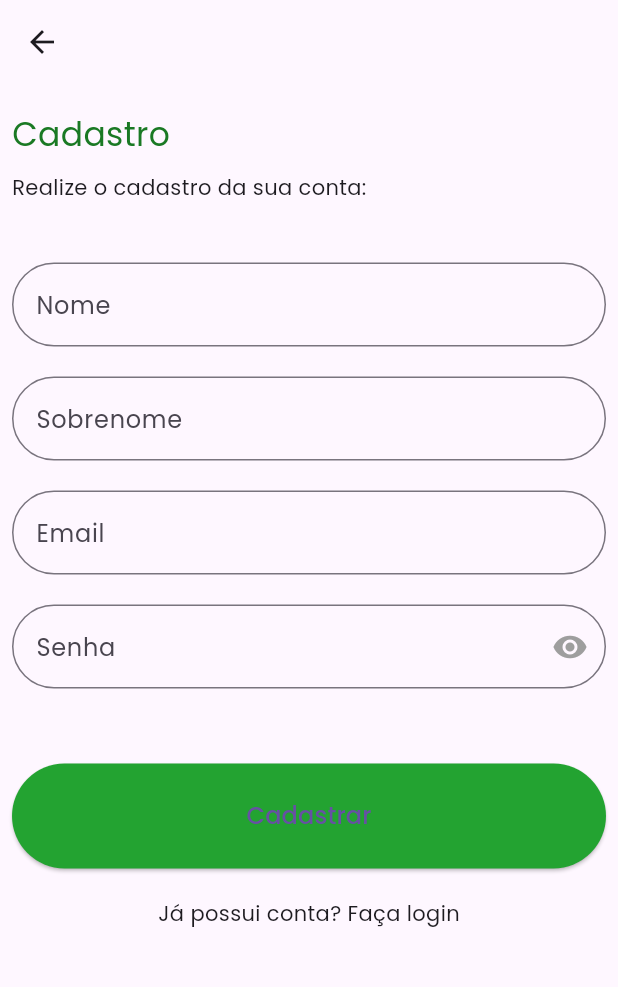
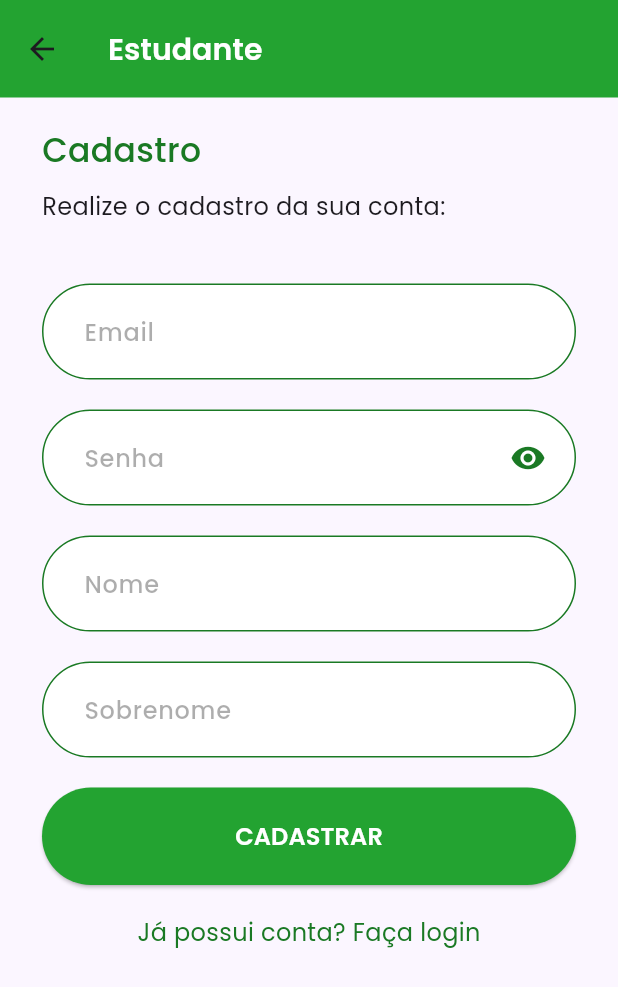
Before and after one commit to talessoares/estagiou, a Flutter app: the RegisterStudent screen opened directly, on a phone screen of 412 x 824 dp. Shown: the top 987 px of the screen. Run offline on Flutter 3.47's test engine with Material 3 defaults, Android fonts, the light colour scheme and no system bars; our stand-ins replace google_sign_in.

Commit message:
feat: :art: Corrigida a tela de cadastro, trocado o logo na tela principal e ajustes gerais de design

```diff
--- a/front/lib/auth/view/register_student.dart
+++ b/front/lib/auth/view/register_student.dart
@@ -1,3 +1,4 @@
+import 'package:estagio_u/auth/view/auth_student.dart';
 import 'package:flutter/material.dart';
 import 'package:google_sign_in/google_sign_in.dart';
 
@@ -37,19 +38,38 @@ class _RegisterStudentState extends State<RegisterStudent> {
   @override
   Widget build(BuildContext context) {
     return Scaffold(
-      appBar: AppBar(),
+      appBar: AppBar(
+        leading: BackButton(
+            onPressed: () => Navigator.push(
+                  context,
+                  MaterialPageRoute(builder: (context) => const AuthStudent()),
+                )),
+        toolbarHeight: 65,
+        title: const Text(
+          'Estudante',
+          style: TextStyle(
+            fontFamily: 'Poppins',
+            fontSize: 20,
+            color: Colors.white,
+            fontWeight: FontWeight.w600,
+          ),
+        ),
+        backgroundColor: const Color(0xFF23A331),
+      ),
       body: Container(
-        padding: const EdgeInsets.all(8),
+        padding: const EdgeInsets.fromLTRB(28, 10, 28, 0),
+        color: const Color(0xFFFBF6FF),
         child: Column(
           children: [
             const SizedBox(height: 10),
-            Align(
+            const Align(
               alignment: Alignment.centerLeft,
               child: Text(
                 'Cadastro',
                 style: TextStyle(
                   fontSize: 22,
                   color: Color(0xFF1A7924),
+                  fontWeight: FontWeight.w500,
                 ),
               ),
             ),
@@ -60,8 +80,8 @@ class _RegisterStudentState extends State<RegisterStudent> {
                 'Realize o cadastro da sua conta:',
                 style: Theme.of(context)
                     .textTheme
-                    .bodyMedium!
-                    .copyWith(fontSize: 14),
+                    .bodyText2!
+                    .copyWith(fontSize: 16),
               ),
             ),
             const SizedBox(height: 40),
@@ -71,44 +91,31 @@ class _RegisterStudentState extends State<RegisterStudent> {
                   child: Column(
                     children: [
                       TextField(
-                        controller: _firstNameController,
+                        controller: _emailController,
                         decoration: InputDecoration(
-                          labelText: 'Nome',
-                          border: OutlineInputBorder(
+                          labelText: 'Email',
+                          labelStyle: const TextStyle(
+                            color: Color(0x66323232),
+                            fontFamily: 'Poppins',
+                            fontWeight: FontWeight.w500,
+                            fontSize: 16,
+                          ),
+                          contentPadding: const EdgeInsetsDirectional.fromSTEB(
+                              24, 24, 24, 16),
+                          enabledBorder: OutlineInputBorder(
+                            borderSide: const BorderSide(
+                              color: Color(0xFF1A7924),
+                            ),
                             borderRadius: BorderRadius.circular(50),
                           ),
                           focusedBorder: OutlineInputBorder(
-                            borderSide: BorderSide(color: Color(0xFF1A7924)),
+                            borderSide: const BorderSide(
+                              color: Color(0xFF1A7924),
+                            ),
                             borderRadius: BorderRadius.circular(20),
                           ),
-                        ),
-                      ),
-                      const SizedBox(height: 20),
-                      TextField(
-                        controller: _lastNameController,
-                        decoration: InputDecoration(
-                          labelText: 'Sobrenome',
-                          border: OutlineInputBorder(
-                            borderRadius: BorderRadius.circular(50),
-                          ),
-                          focusedBorder: OutlineInputBorder(
-                            borderSide: BorderSide(color: Color(0xFF1A7924)),
-                            borderRadius: BorderRadius.circular(20),
-                          ),
-                        ),
-                      ),
-                      const SizedBox(height: 20),
-                      TextField(
-                        controller: _emailController,
-                        decoration: InputDecoration(
-                          labelText: 'Email',
-                          border: OutlineInputBorder(
-                            borderRadius: BorderRadius.circular(50),
-                          ),
-                          focusedBorder: OutlineInputBorder(
-                            borderSide: BorderSide(color: Color(0xFF1A7924)),
-                            borderRadius: BorderRadius.circular(20),
-                          ),
+                          fillColor: Colors.white,
+                          filled: true,
                         ),
                       ),
                       const SizedBox(height: 20),
@@ -117,14 +124,29 @@ class _RegisterStudentState extends State<RegisterStudent> {
                         obscureText: _obscureText,
                         decoration: InputDecoration(
                           labelText: 'Senha',
-                          border: OutlineInputBorder(
+                          labelStyle: const TextStyle(
+                            color: Color(0x66323232),
+                            fontFamily: 'Poppins',
+                            fontWeight: FontWeight.w500,
+                            fontSize: 16,
+                          ),
+                          contentPadding: const EdgeInsetsDirectional.fromSTEB(
+                              24, 24, 24, 16),
+                          enabledBorder: OutlineInputBorder(
+                            borderSide: const BorderSide(
+                              color: Color(0xFF1A7924),
+                            ),
                             borderRadius: BorderRadius.circular(50),
                           ),
                           focusedBorder: OutlineInputBorder(
-                            borderSide: BorderSide(color: Color(0xFF1A7924)),
+                            borderSide: const BorderSide(
+                              color: Color(0xFF1A7924),
+                            ),
                             borderRadius: BorderRadius.circular(20),
                           ),
                           suffixIcon: IconButton(
+                            padding: const EdgeInsetsDirectional.symmetric(
+                                vertical: 0, horizontal: 20),
                             onPressed: () {
                               setState(() {
                                 _obscureText = !_obscureText;
@@ -134,31 +156,96 @@ class _RegisterStudentState extends State<RegisterStudent> {
                               _obscureText
                                   ? Icons.visibility
                                   : Icons.visibility_off,
-                              color: Colors.grey,
+                              color: const Color(0XFF1A7924),
                             ),
                           ),
+                          fillColor: Colors.white,
+                          filled: true,
                         ),
                       ),
-                      const SizedBox(height: 50),
+                      const SizedBox(height: 20),
+                      TextField(
+                        controller: _firstNameController,
+                        decoration: InputDecoration(
+                          labelText: 'Nome',
+                          labelStyle: const TextStyle(
+                            color: Color(0x66323232),
+                            fontFamily: 'Poppins',
+                            fontWeight: FontWeight.w500,
+                            fontSize: 16,
+                          ),
+                          contentPadding: const EdgeInsetsDirectional.fromSTEB(
+                              24, 24, 24, 16),
+                          enabledBorder: OutlineInputBorder(
+                            borderSide: const BorderSide(
+                              color: Color(0xFF1A7924),
+                            ),
+                            borderRadius: BorderRadius.circular(50),
+                          ),
+                          focusedBorder: OutlineInputBorder(
+                            borderSide: const BorderSide(
+                              color: Color(0xFF1A7924),
+                            ),
+                            borderRadius: BorderRadius.circular(20),
+                          ),
+                          fillColor: Colors.white,
+                          filled: true,
+                        ),
+                      ),
+                      const SizedBox(height: 20),
+                      TextField(
+                        controller: _lastNameController,
+                        decoration: InputDecoration(
+                          labelText: 'Sobrenome',
+                          labelStyle: const TextStyle(
+                            color: Color(0x66323232),
+                            fontFamily: 'Poppins',
+                            fontWeight: FontWeight.w500,
+                            fontSize: 16,
+                          ),
+                          contentPadding: const EdgeInsetsDirectional.fromSTEB(
+                              24, 24, 24, 16),
+                          enabledBorder: OutlineInputBorder(
+                            borderSide: const BorderSide(
+                              color: Color(0xFF1A7924),
+                            ),
+                            borderRadius: BorderRadius.circular(50),
+                          ),
+                          focusedBorder: OutlineInputBorder(
+                            borderSide: const BorderSide(
+                              color: Color(0xFF1A7924),
+                            ),
+                            borderRadius: BorderRadius.circular(20),
+                          ),
+                          fillColor: Colors.white,
+                          filled: true,
+                        ),
+                      ),
+                      const SizedBox(height: 20),
                       ElevatedButton(
                         onPressed: () {
                           // Coloque aqui a lógica de autenticação
                         },
-                        child: SizedBox(
-                          height: 70,
-                          child: Center(
-                            child: Text(
-                              'Cadastrar',
-                              style: TextStyle(fontSize: 16),
-                            ),
-                          ),
-                        ),
                         style: ElevatedButton.styleFrom(
                           shape: RoundedRectangleBorder(
                             borderRadius: BorderRadius.circular(50),
                           ),
-                          minimumSize: Size(double.infinity, 50),
-                          backgroundColor: Color(0xFF23A331),
+                          minimumSize: const Size(double.infinity, 50),
+                          backgroundColor: const Color(0xFF23A331),
+                        ),
+                        child: const SizedBox(
+                          height: 65,
+                          child: Center(
+                            child: Text(
+                              'CADASTRAR',
+                              style: TextStyle(
+                                color: Colors.white,
+                                fontFamily: 'Poppins',
+                                fontWeight: FontWeight.w600,
+                                fontSize: 16,
+                              ),
+                            ),
+                          ),
                         ),
                       ),
                     ],
@@ -167,12 +254,20 @@ class _RegisterStudentState extends State<RegisterStudent> {
               ],
             ),
             const SizedBox(height: 20),
-            Text(
-              'Já possui conta? Faça login',
-              style: Theme.of(context)
-                  .textTheme
-                  .bodyMedium!
-                  .copyWith(fontSize: 14),
+            GestureDetector(
+              onTap: () {
+                Navigator.push(
+                  context,
+                  MaterialPageRoute(builder: (context) => const AuthStudent()),
+                );
+              },
+              child: Text(
+                'Já possui conta? Faça login',
+                style: Theme.of(context)
+                    .textTheme
+                    .bodyText2!
+                    .copyWith(fontSize: 16, color: const Color(0xFF1A7924)),
+              ),
             ),
           ],
         ),
```
Also changed, not shown: front/lib/auth/view/auth_page.dart (+19 -17 lines), front/lib/auth/view/auth_student.dart (+48 -36 lines), front/assets/logo.png.
